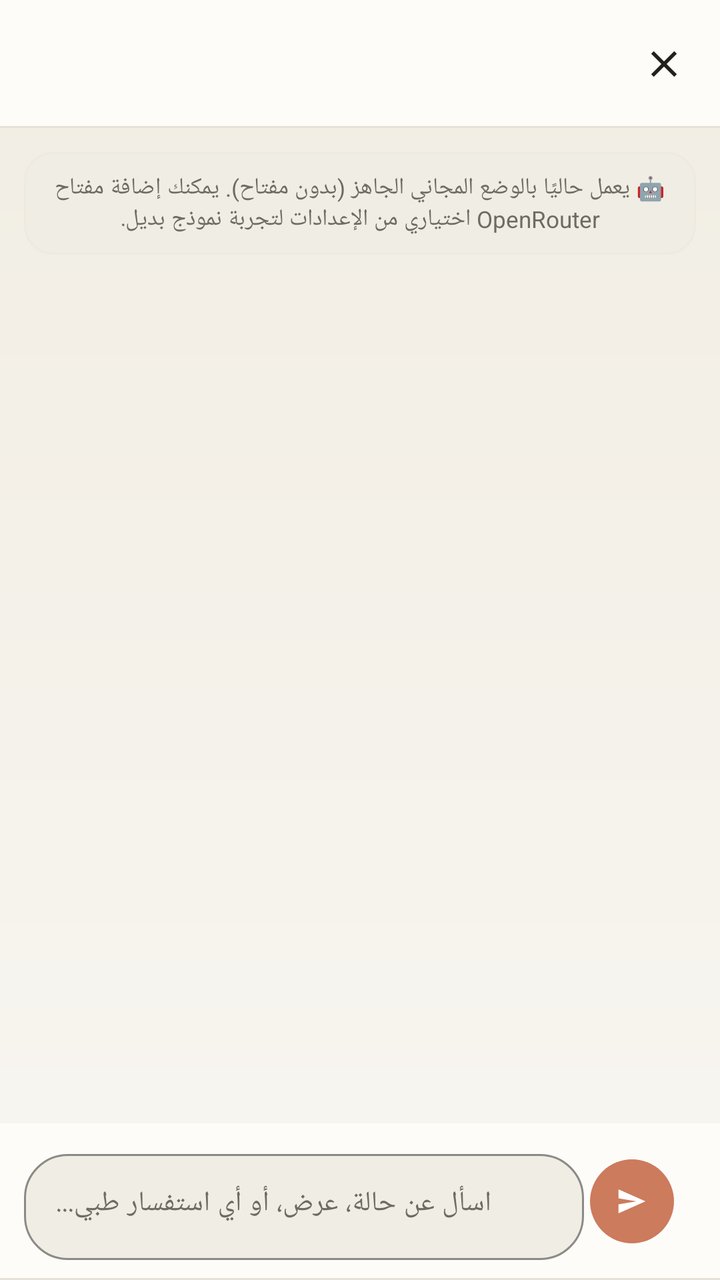
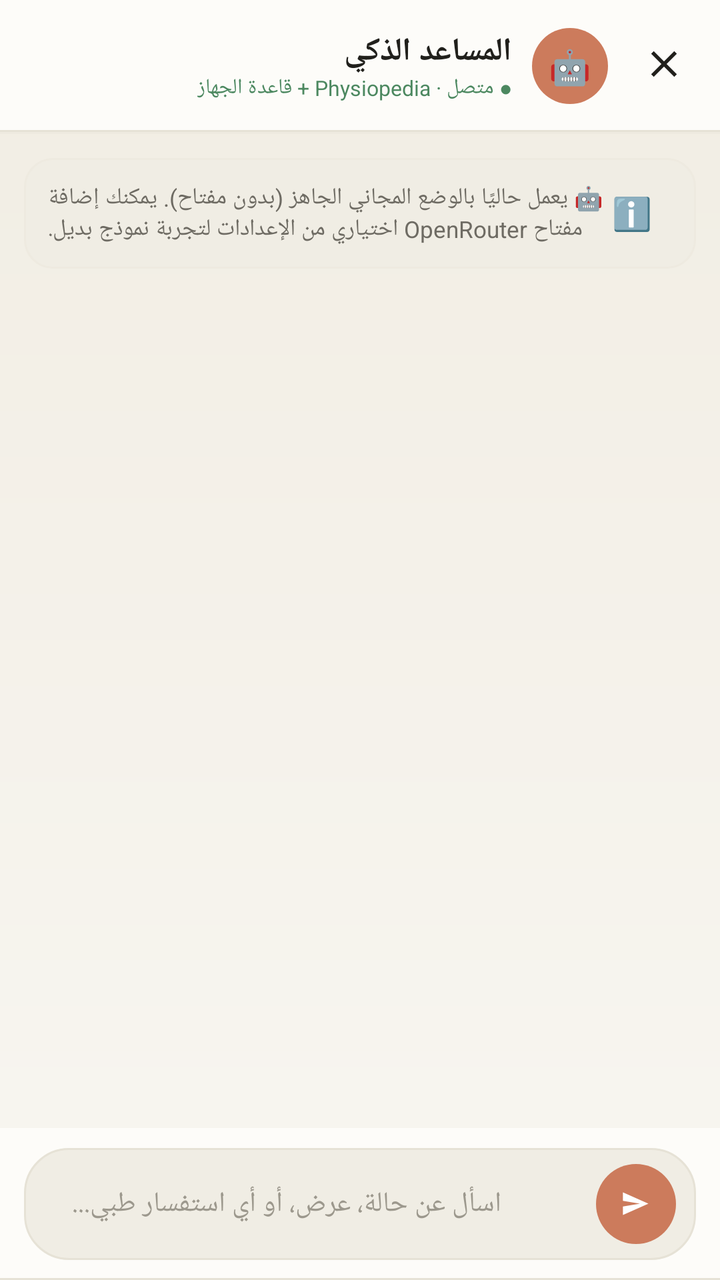

Before-and-after screenshots of an Android layout around one commit, followed by the original layout XML and the change that was made.
<!-- AndroidManifest.xml: application theme Theme.ClinicalMaster -->
<!-- res/layout/activity_ai_assistant.xml -->
<?xml version="1.0" encoding="utf-8"?>
<LinearLayout xmlns:android="http://schemas.android.com/apk/res/android"
    xmlns:app="http://schemas.android.com/apk/res-auto"
    android:layout_width="match_parent"
    android:layout_height="match_parent"
    android:background="@drawable/bg_app_gradient"
    android:orientation="vertical">

    <com.google.android.material.appbar.MaterialToolbar
        android:id="@+id/toolbar"
        android:layout_width="match_parent"
        android:layout_height="?attr/actionBarSize"
        android:background="@drawable/bg_header_container"
        android:title="🤖 المساعد الذكي"
        android:titleTextColor="@color/text_primary"
        app:navigationIcon="@drawable/ic_close" />

    <TextView
        android:id="@+id/mode_hint"
        android:layout_width="match_parent"
        android:layout_height="wrap_content"
        android:layout_margin="12dp"
        android:layout_marginBottom="2dp"
        android:background="@drawable/bg_glass_card_soft"
        android:gravity="center"
        android:padding="10dp"
        android:text="🤖 يعمل حاليًا بالوضع المجاني الجاهز (بدون مفتاح). يمكنك إضافة مفتاح OpenRouter اختياري من الإعدادات لتجربة نموذج بديل."
        android:textColor="@color/text_secondary"
        android:textDirection="rtl"
        android:textSize="11.5sp"
        android:visibility="visible" />

    <TextView
        android:id="@+id/quick_prompts_title"
        android:layout_width="match_parent"
        android:layout_height="wrap_content"
        android:layout_marginTop="10dp"
        android:layout_marginBottom="6dp"
        android:paddingHorizontal="14dp"
        android:text="💬 جرّب تسأل عن..."
        android:textColor="@color/text_tertiary"
        android:textDirection="rtl"
        android:textSize="11sp"
        android:visibility="gone" />

    <HorizontalScrollView
        android:id="@+id/quick_prompts_scroll"
        android:layout_width="match_parent"
        android:layout_height="wrap_content"
        android:paddingHorizontal="12dp"
        android:scrollbars="none"
        android:visibility="gone">

        <LinearLayout
            android:id="@+id/quick_prompts_row"
            android:layout_width="wrap_content"
            android:layout_height="wrap_content"
            android:orientation="horizontal" />
    </HorizontalScrollView>

    <androidx.recyclerview.widget.RecyclerView
        android:id="@+id/chat_list"
        android:layout_width="match_parent"
        android:layout_height="0dp"
        android:layout_weight="1"
        android:clipToPadding="false"
        android:paddingHorizontal="14dp"
        android:paddingTop="10dp" />

    <LinearLayout
        android:id="@+id/typing_indicator"
        android:layout_width="match_parent"
        android:layout_height="wrap_content"
        android:gravity="center_vertical|end"
        android:orientation="horizontal"
        android:paddingHorizontal="18dp"
        android:paddingBottom="8dp"
        android:visibility="gone">

        <TextView
            android:id="@+id/typing_text"
            android:layout_width="wrap_content"
            android:layout_height="wrap_content"
            android:layout_marginStart="8dp"
            android:text="🤖 المساعد الذكي يفكر..."
            android:textColor="@color/text_secondary"
            android:textDirection="rtl"
            android:textSize="12sp" />

        <LinearLayout
            android:layout_width="wrap_content"
            android:layout_height="wrap_content"
            android:gravity="center_vertical"
            android:orientation="horizontal">

            <View
                android:id="@+id/typing_dot_1"
                android:layout_width="6dp"
                android:layout_height="6dp"
                android:layout_marginStart="3dp"
                android:background="@drawable/dot_accent" />

            <View
                android:id="@+id/typing_dot_2"
                android:layout_width="6dp"
                android:layout_height="6dp"
                android:layout_marginStart="3dp"
                android:background="@drawable/dot_accent" />

            <View
                android:id="@+id/typing_dot_3"
                android:layout_width="6dp"
                android:layout_height="6dp"
                android:layout_marginStart="3dp"
                android:background="@drawable/dot_accent" />
        </LinearLayout>
    </LinearLayout>

    
    <LinearLayout
        android:layout_width="match_parent"
        android:layout_height="wrap_content"
        android:background="@drawable/bg_header_container"
        android:gravity="center_vertical"
        android:orientation="horizontal"
        android:paddingHorizontal="12dp"
        android:paddingVertical="10dp">

        <com.google.android.material.floatingactionbutton.FloatingActionButton
            android:id="@+id/btn_send"
            android:layout_width="42dp"
            android:layout_height="42dp"
            android:layout_marginStart="8dp"
            android:contentDescription="إرسال"
            android:src="@drawable/ic_send"
            app:backgroundTint="@color/primary_cyan"
            app:borderWidth="0dp"
            app:elevation="0dp"
            app:fabCustomSize="42dp"
            app:maxImageSize="18dp"
            app:pressedTranslationZ="2dp"
            app:tint="@color/white" />

        <com.google.android.material.textfield.TextInputLayout
            style="@style/Widget.Material3.TextInputLayout.OutlinedBox"
            android:layout_width="0dp"
            android:layout_height="wrap_content"
            android:layout_weight="1"
            android:hint="اسأل عن حالة، عرض، أو أي استفسار طبي..."
            app:boxBackgroundColor="@color/glass_fill_soft"
            app:boxCornerRadiusBottomEnd="22dp"
            app:boxCornerRadiusBottomStart="22dp"
            app:boxCornerRadiusTopEnd="22dp"
            app:boxCornerRadiusTopStart="22dp"
            app:boxStrokeColor="@color/primary_cyan"
            app:boxStrokeWidth="1dp"
            app:hintTextColor="@color/text_tertiary">

            <com.google.android.material.textfield.TextInputEditText
                android:id="@+id/chat_input"
                android:layout_width="match_parent"
                android:layout_height="wrap_content"
                android:gravity="end"
                android:inputType="textMultiLine"
                android:maxLines="4"
                android:textColor="@color/text_primary"
                android:textDirection="rtl"
                android:textSize="14sp" />
        </com.google.android.material.textfield.TextInputLayout>
    </LinearLayout>
</LinearLayout>
<!-- resources referenced by this layout -->
<resources>
  <color name="glass_fill_soft">#F0EDE4</color>
  <color name="primary_cyan">#CC7B5C</color>
  <color name="text_primary">#21201C</color>
  <color name="text_secondary">#6E6B63</color>
  <color name="text_tertiary">#9C988D</color>
  <color name="white">#FFFFFF</color>
  <color name="bg_deep_1">#F8F6F1</color>
  <color name="bg_deep_3">#F1EDE3</color>
  <color name="glass_border_soft">#EEEAE0</color>
  <color name="glass_fill_strong">#FDFCF9</color>
  <color name="glass_border">#E6E2D6</color>
  <color name="primary_cyan_dark">#A85D42</color>
  <color name="m3_primary_container">#F4DDD2</color>
  <color name="m3_on_primary_container">#5C2A16</color>
  <color name="accent_violet">#5C7A8A</color>
  <color name="accent_violet_dark">#43606E</color>
  <color name="m3_secondary_container">#DCE7EA</color>
  <color name="m3_on_secondary_container">#1F343B</color>
  <color name="m3_tertiary">#B07E33</color>
  <color name="m3_on_tertiary">#FFFFFF</color>
  <color name="m3_tertiary_container">#F3E4C8</color>
  <color name="m3_on_tertiary_container">#4A3512</color>
  <color name="bg_dark">#F5F2EA</color>
  <color name="surface_dark">#FFFFFF</color>
  <color name="m3_surface_variant">#F0EDE4</color>
  <color name="m3_on_surface_variant">#6E6B63</color>
  <color name="m3_surface_container">#F3F0E8</color>
  <color name="m3_surface_container_high">#EDE8DC</color>
  <color name="m3_outline">#9C988D</color>
  <color name="m3_outline_variant">#EEEAE0</color>
  <color name="m3_error">#BE4230</color>
  <color name="m3_on_error">#FFFFFF</color>
  <color name="m3_error_container">#F6DAD4</color>
  <color name="m3_on_error_container">#5C1F12</color>
  <style name="ShapeAppearance.M3.Corner.ExtraSmall" parent="ShapeAppearance.Material3.Corner.ExtraSmall">
          <item name="cornerSize">8dp</item>
      </style>
  <style name="ShapeAppearance.M3.Corner.Small" parent="ShapeAppearance.Material3.Corner.Small">
          <item name="cornerSize">12dp</item>
      </style>
  <style name="ShapeAppearance.M3.Corner.Medium" parent="ShapeAppearance.Material3.Corner.Medium">
          <item name="cornerSize">16dp</item>
      </style>
  <style name="ShapeAppearance.M3.Corner.Large" parent="ShapeAppearance.Material3.Corner.Large">
          <item name="cornerSize">24dp</item>
      </style>
  <style name="MaterialAlertDialog.ClinicalMaster.Title" parent="MaterialAlertDialog.Material3.Title.Text">
          <item name="android:textDirection">rtl</item>
          <item name="android:gravity">end</item>
      </style>
  <!-- unchanged entries left out for length: 8 -->
</resources>

<!-- the commit's change to res/layout/activity_ai_assistant.xml (unified diff, before → after) -->
@@ -9,26 +9,96 @@
     <com.google.android.material.appbar.MaterialToolbar
         android:id="@+id/toolbar"
         android:layout_width="match_parent"
-        android:layout_height="?attr/actionBarSize"
+        android:layout_height="66dp"
         android:background="@drawable/bg_header_container"
-        android:title="🤖 المساعد الذكي"
-        android:titleTextColor="@color/text_primary"
-        app:navigationIcon="@drawable/ic_close" />
-
-    <TextView
+        app:contentInsetStart="8dp"
+        app:navigationIcon="@drawable/ic_close">
+
+        <LinearLayout
+            android:layout_width="wrap_content"
+            android:layout_height="wrap_content"
+            android:gravity="center_vertical"
+            android:orientation="horizontal">
+
+            <FrameLayout
+                android:layout_width="38dp"
+                android:layout_height="38dp"
+                android:layout_marginEnd="10dp">
+
+                <View
+                    android:layout_width="match_parent"
+                    android:layout_height="match_parent"
+                    android:background="@drawable/bg_avatar_circle_ai" />
+
+                <TextView
+                    android:layout_width="match_parent"
+                    android:layout_height="match_parent"
+                    android:gravity="center"
+                    android:text="🤖"
+                    android:textSize="17sp" />
+            </FrameLayout>
+
+            <LinearLayout
+                android:layout_width="wrap_content"
+                android:layout_height="wrap_content"
+                android:orientation="vertical">
+
+                <TextView
+                    android:layout_width="wrap_content"
+                    android:layout_height="wrap_content"
+                    android:text="المساعد الذكي"
+                    android:textColor="@color/text_primary"
+                    android:textDirection="rtl"
+                    android:textSize="16sp"
+                    android:textStyle="bold" />
+
+                <TextView
+                    android:id="@+id/connection_status"
+                    android:layout_width="wrap_content"
+                    android:layout_height="wrap_content"
+                    android:text="● متصل · Physiopedia + قاعدة الجهاز"
+                    android:textColor="@color/accent_green"
+                    android:textDirection="rtl"
+                    android:textSize="10.5sp" />
+            </LinearLayout>
+        </LinearLayout>
+    </com.google.android.material.appbar.MaterialToolbar>
+
+    <View
+        android:layout_width="match_parent"
+        android:layout_height="1dp"
+        android:background="@color/glass_border_soft" />
+
+    <LinearLayout
         android:id="@+id/mode_hint"
         android:layout_width="match_parent"
         android:layout_height="wrap_content"
         android:layout_margin="12dp"
         android:layout_marginBottom="2dp"
         android:background="@drawable/bg_glass_card_soft"
-        android:gravity="center"
-        android:padding="10dp"
-        android:text="🤖 يعمل حاليًا بالوضع المجاني الجاهز (بدون مفتاح). يمكنك إضافة مفتاح OpenRouter اختياري من الإعدادات لتجربة نموذج بديل."
-        android:textColor="@color/text_secondary"
-        android:textDirection="rtl"
-        android:textSize="11.5sp"
-        android:visibility="visible" />
+        android:gravity="center_vertical"
+        android:orientation="horizontal"
+        android:padding="12dp"
+        android:visibility="visible">
+
+        <TextView
+            android:layout_width="wrap_content"
+            android:layout_height="wrap_content"
+            android:layout_marginStart="10dp"
+            android:text="ℹ️"
+            android:textSize="16sp" />
+
+        <TextView
+            android:id="@+id/mode_hint_text"
+            android:layout_width="0dp"
+            android:layout_height="wrap_content"
+            android:layout_weight="1"
+            android:gravity="end"
+            android:text="🤖 يعمل حاليًا بالوضع المجاني الجاهز (بدون مفتاح). يمكنك إضافة مفتاح OpenRouter اختياري من الإعدادات لتجربة نموذج بديل."
+            android:textColor="@color/text_secondary"
+            android:textDirection="rtl"
+            android:textSize="11.5sp" />
+    </LinearLayout>
 
     <TextView
         android:id="@+id/quick_prompts_title"
@@ -67,14 +137,19 @@
         android:paddingHorizontal="14dp"
         android:paddingTop="10dp" />
 
+    
     <LinearLayout
         android:id="@+id/typing_indicator"
-        android:layout_width="match_parent"
-        android:layout_height="wrap_content"
-        android:gravity="center_vertical|end"
+        android:layout_width="wrap_content"
+        android:layout_height="wrap_content"
+        android:layout_gravity="end"
+        android:layout_marginEnd="14dp"
+        android:layout_marginBottom="10dp"
+        android:background="@drawable/bg_glass_card_pressed"
+        android:gravity="center_vertical"
         android:orientation="horizontal"
-        android:paddingHorizontal="18dp"
-        android:paddingBottom="8dp"
+        android:paddingHorizontal="14dp"
+        android:paddingVertical="10dp"
         android:visibility="gone">
 
         <TextView
@@ -121,51 +196,49 @@
         android:layout_width="match_parent"
         android:layout_height="wrap_content"
         android:background="@drawable/bg_header_container"
-        android:gravity="center_vertical"
-        android:orientation="horizontal"
+        android:orientation="vertical"
         android:paddingHorizontal="12dp"
         android:paddingVertical="10dp">
 
-        <com.google.android.material.floatingactionbutton.FloatingActionButton
-            android:id="@+id/btn_send"
-            android:layout_width="42dp"
-            android:layout_height="42dp"
-            android:layout_marginStart="8dp"
-            android:contentDescription="إرسال"
-            android:src="@drawable/ic_send"
-            app:backgroundTint="@color/primary_cyan"
-            app:borderWidth="0dp"
-            app:elevation="0dp"
-            app:fabCustomSize="42dp"
-            app:maxImageSize="18dp"
-            app:pressedTranslationZ="2dp"
-            app:tint="@color/white" />
-
-        <com.google.android.material.textfield.TextInputLayout
-            style="@style/Widget.Material3.TextInputLayout.OutlinedBox"
-            android:layout_width="0dp"
-            android:layout_height="wrap_content"
-            android:layout_weight="1"
-            android:hint="اسأل عن حالة، عرض، أو أي استفسار طبي..."
-            app:boxBackgroundColor="@color/glass_fill_soft"
-            app:boxCornerRadiusBottomEnd="22dp"
-            app:boxCornerRadiusBottomStart="22dp"
-            app:boxCornerRadiusTopEnd="22dp"
-            app:boxCornerRadiusTopStart="22dp"
-            app:boxStrokeColor="@color/primary_cyan"
-            app:boxStrokeWidth="1dp"
-            app:hintTextColor="@color/text_tertiary">
+        <LinearLayout
+            android:layout_width="match_parent"
+            android:layout_height="wrap_content"
+            android:background="@drawable/bg_glass_chip"
+            android:gravity="center_vertical"
+            android:orientation="horizontal"
+            android:paddingStart="6dp"
+            android:paddingEnd="14dp"
+            android:paddingVertical="4dp">
+
+            <com.google.android.material.floatingactionbutton.FloatingActionButton
+                android:id="@+id/btn_send"
+                android:layout_width="40dp"
+                android:layout_height="40dp"
+                android:contentDescription="إرسال"
+                android:src="@drawable/ic_send"
+                app:backgroundTint="?attr/colorPrimary"
+                app:borderWidth="0dp"
+                app:elevation="0dp"
+                app:fabCustomSize="40dp"
+                app:maxImageSize="17dp"
+                app:pressedTranslationZ="1dp"
+                app:tint="@color/white" />
 
             <com.google.android.material.textfield.TextInputEditText
                 android:id="@+id/chat_input"
-                android:layout_width="match_parent"
+                android:layout_width="0dp"
                 android:layout_height="wrap_content"
+                android:layout_weight="1"
+                android:layout_marginHorizontal="10dp"
+                android:background="@android:color/transparent"
                 android:gravity="end"
+                android:hint="اسأل عن حالة، عرض، أو أي استفسار طبي..."
                 android:inputType="textMultiLine"
                 android:maxLines="4"
                 android:textColor="@color/text_primary"
+                android:textColorHint="@color/text_tertiary"
                 android:textDirection="rtl"
                 android:textSize="14sp" />
-        </com.google.android.material.textfield.TextInputLayout>
+        </LinearLayout>
     </LinearLayout>
 </LinearLayout>
<!-- resource entries referenced after the edit -->
@@ -1,13 +1,47 @@
 <!-- resources referenced by this layout -->
 <resources>
+  <color name="accent_green">#4C8860</color>
   <color name="glass_fill_soft">#F0EDE4</color>
   <color name="primary_cyan">#CC7B5C</color>
   <color name="text_primary">#21201C</color>
   <color name="text_secondary">#6E6B63</color>
   <color name="text_tertiary">#9C988D</color>
   <color name="white">#FFFFFF</color>
+  <!-- drawable bg_avatar_circle_ai (drawable) -->
+  <?xml version="1.0" encoding="utf-8"?>
+  <shape xmlns:android="http://schemas.android.com/apk/res/android"
+      android:shape="oval">
+      <solid android:color="?attr/colorPrimary" />
+  </shape>
+  <!-- drawable bg_glass_card_pressed (drawable) -->
+  <?xml version="1.0" encoding="utf-8"?>
+  <ripple xmlns:android="http://schemas.android.com/apk/res/android"
+      android:color="@color/glass_highlight">
+      <item android:id="@android:id/mask">
+          <shape android:shape="rectangle">
+              <solid android:color="@color/white" />
+              <corners android:radius="16dp" />
+          </shape>
+      </item>
+      <item>
+          <shape xmlns:android="http://schemas.android.com/apk/res/android">
+              <solid android:color="@color/glass_fill" />
+              <corners android:radius="16dp" />
+              <stroke android:width="1dp" android:color="@color/glass_border" />
+          </shape>
+      </item>
+  </ripple>
+  <!-- drawable bg_glass_chip (drawable) -->
+  <?xml version="1.0" encoding="utf-8"?>
+  <shape xmlns:android="http://schemas.android.com/apk/res/android">
+      <solid android:color="@color/glass_fill_soft" />
+      <corners android:radius="22dp" />
+      <stroke android:width="1dp" android:color="@color/glass_border" />
+  </shape>
   <color name="bg_deep_1">#F8F6F1</color>
   <color name="bg_deep_3">#F1EDE3</color>
+  <color name="glass_highlight">#14000000</color>
+  <color name="glass_fill">#FFFFFF</color>
   <color name="glass_border_soft">#EEEAE0</color>
   <color name="glass_fill_strong">#FDFCF9</color>
   <color name="glass_border">#E6E2D6</color>
